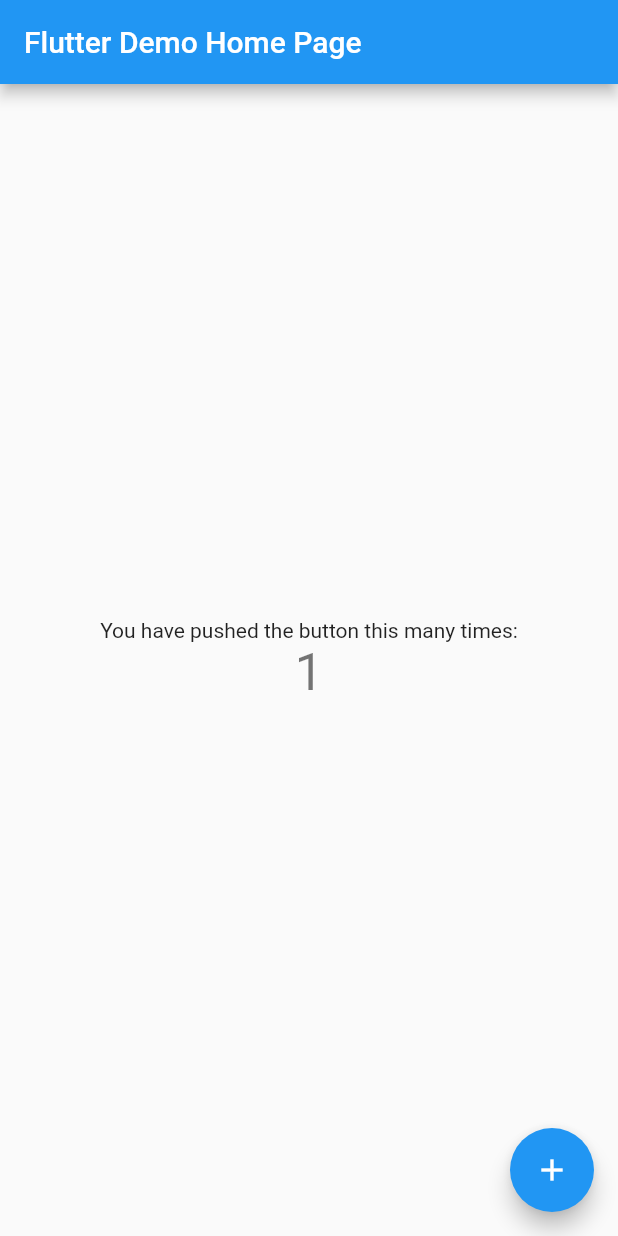
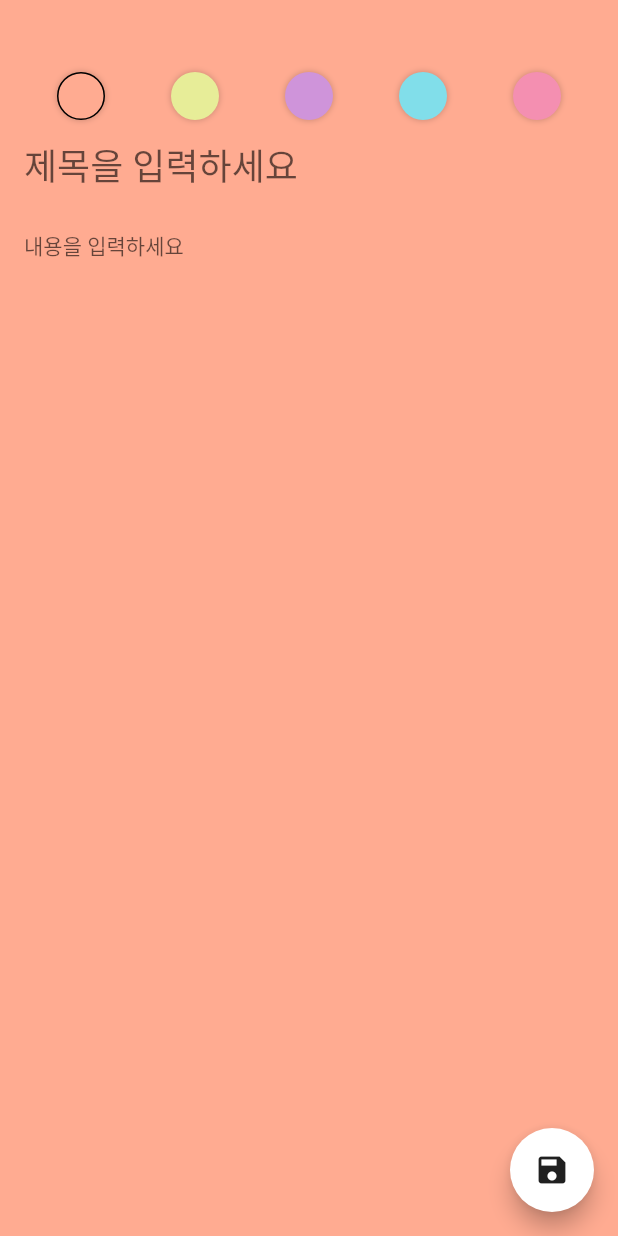
Before and after one commit to ilonelife/flutter_note, a Flutter app: the screen it shows after launch, after a tap on the "add" icon, on a phone screen of 412 x 824 dp. Run offline on Flutter 3.47's test engine with Material 2 defaults, Android fonts, the phone set to English and light mode, and no system bars; our stand-ins replace freezed_annotation, sqflite; accounts and stored records are empty; generated files the repository leaves out were written again.

Commit message:
화면 UI 작성

```diff
--- a/lib/main.dart
+++ b/lib/main.dart
@@ -1,4 +1,6 @@
 import 'package:flutter/material.dart';
+import 'package:flutter_note/presentation/notes/notes_screen.dart';
+import 'package:flutter_note/ui/colors.dart';
 
 void main() {
   runApp(const MyApp());
@@ -13,103 +15,18 @@ class MyApp extends StatelessWidget {
     return MaterialApp(
       title: 'Flutter Demo',
       theme: ThemeData(
-        // This is the theme of your application.
-        //
-        // Try running your application with "flutter run". You'll see the
-        // application has a blue toolbar. Then, without quitting the app, try
-        // changing the primarySwatch below to Colors.green and then invoke
-        // "hot reload" (press "r" in the console where you ran "flutter run",
-        // or simply save your changes to "hot reload" in a Flutter IDE).
-        // Notice that the counter didn't reset back to zero; the application
-        // is not restarted.
-        primarySwatch: Colors.blue,
-      ),
-      home: const MyHomePage(title: 'Flutter Demo Home Page'),
+          primaryColor: Colors.white,
+          backgroundColor: darkGray,
+          canvasColor: darkGray,
+          floatingActionButtonTheme:
+              Theme.of(context).floatingActionButtonTheme.copyWith(
+                    backgroundColor: Colors.white,
+                    foregroundColor: darkGray,
+                  ),
+          appBarTheme: Theme.of(context)
+              .appBarTheme
+              .copyWith(backgroundColor: darkGray)),
+      home: const NotesScreen(),
     );
   }
 }
-
-class MyHomePage extends StatefulWidget {
-  const MyHomePage({Key? key, required this.title}) : super(key: key);
-
-  // This widget is the home page of your application. It is stateful, meaning
-  // that it has a State object (defined below) that contains fields that affect
-  // how it looks.
-
-  // This class is the configuration for the state. It holds the values (in this
-  // case the title) provided by the parent (in this case the App widget) and
-  // used by the build method of the State. Fields in a Widget subclass are
-  // always marked "final".
-
-  final String title;
-
-  @override
-  State<MyHomePage> createState() => _MyHomePageState();
-}
-
-class _MyHomePageState extends State<MyHomePage> {
-  int _counter = 0;
-
-  void _incrementCounter() {
-    setState(() {
-      // This call to setState tells the Flutter framework that something has
-      // changed in this State, which causes it to rerun the build method below
-      // so that the display can reflect the updated values. If we changed
-      // _counter without calling setState(), then the build method would not be
-      // called again, and so nothing would appear to happen.
-      _counter++;
-    });
-  }
-
-  @override
-  Widget build(BuildContext context) {
-    // This method is rerun every time setState is called, for instance as done
-    // by the _incrementCounter method above.
-    //
-    // The Flutter framework has been optimized to make rerunning build methods
-    // fast, so that you can just rebuild anything that needs updating rather
-    // than having to individually change instances of widgets.
-    return Scaffold(
-      appBar: AppBar(
-        // Here we take the value from the MyHomePage object that was created by
-        // the App.build method, and use it to set our appbar title.
-        title: Text(widget.title),
-      ),
-      body: Center(
-        // Center is a layout widget. It takes a single child and positions it
-        // in the middle of the parent.
-        child: Column(
-          // Column is also a layout widget. It takes a list of children and
-          // arranges them vertically. By default, it sizes itself to fit its
-          // children horizontally, and tries to be as tall as its parent.
-          //
-          // Invoke "debug painting" (press "p" in the console, choose the
-          // "Toggle Debug Paint" action from the Flutter Inspector in Android
-          // Studio, or the "Toggle Debug Paint" command in Visual Studio Code)
-          // to see the wireframe for each widget.
-          //
-          // Column has various properties to control how it sizes itself and
-          // how it positions its children. Here we use mainAxisAlignment to
-          // center the children vertically; the main axis here is the vertical
-          // axis because Columns are vertical (the cross axis would be
-          // horizontal).
-          mainAxisAlignment: MainAxisAlignment.center,
-          children: <Widget>[
-            const Text(
-              'You have pushed the button this many times:',
-            ),
-            Text(
-              '$_counter',
-              style: Theme.of(context).textTheme.headline4,
-            ),
-          ],
-        ),
-      ),
-      floatingActionButton: FloatingActionButton(
-        onPressed: _incrementCounter,
-        tooltip: 'Increment',
-        child: const Icon(Icons.add),
-      ), // This trailing comma makes auto-formatting nicer for build methods.
-    );
-  }
-}
--- /dev/null
+++ b/lib/presentation/add_edit_note/add_edit_note_screen.dart
@@ -0,0 +1,119 @@
+import 'package:flutter/material.dart';
+import 'package:flutter_note/ui/colors.dart';
+
+class AddEditNoteScreen extends StatefulWidget {
+  const AddEditNoteScreen({Key? key}) : super(key: key);
+
+  @override
+  State<AddEditNoteScreen> createState() => _AddEditNoteScreenState();
+}
+
+class _AddEditNoteScreenState extends State<AddEditNoteScreen> {
+  final _titleController = TextEditingController();
+  final _contentController = TextEditingController();
+
+  final List<Color> noteColors = [
+    roseBud,
+    primrose,
+    wisteria,
+    skyBlue,
+    illusion,
+  ];
+
+  Color _color = roseBud;
+
+  @override
+  void dispose() {
+    _titleController.dispose();
+    _contentController.dispose();
+    super.dispose();
+  }
+
+  @override
+  Widget build(BuildContext context) {
+    return Scaffold(
+      floatingActionButton: FloatingActionButton(
+        onPressed: () {},
+        child: const Icon(Icons.save),
+      ),
+      body: AnimatedContainer(
+        padding:
+            const EdgeInsets.only(left: 16, right: 16, bottom: 16, top: 48),
+        color: _color,
+        duration: const Duration(milliseconds: 500),
+        child: Column(
+          children: [
+            Row(
+              mainAxisAlignment: MainAxisAlignment.spaceAround,
+              children: noteColors
+                  .map(
+                    (color) => InkWell(
+                      onTap: () {
+                        setState(() {
+                          _color = color;
+                        });
+                      },
+                      child: _buildBackgroundColor(
+                        color: color,
+                        selected: _color == color,
+                      ),
+                    ),
+                  )
+                  .toList(),
+            ),
+            TextField(
+              controller: _titleController,
+              maxLines: 1,
+              style: Theme.of(context)
+                  .textTheme
+                  .headline5!
+                  .copyWith(color: darkGray),
+              decoration: const InputDecoration(
+                hintText: '제목을 입력하세요',
+                border: InputBorder.none,
+              ),
+            ),
+            TextField(
+              controller: _contentController,
+              maxLines: null,
+              style: Theme.of(context)
+                  .textTheme
+                  .bodyText1!
+                  .copyWith(color: darkGray),
+              decoration: const InputDecoration(
+                hintText: '내용을 입력하세요',
+                border: InputBorder.none,
+              ),
+            ),
+          ],
+        ),
+      ),
+    );
+  }
+
+  Widget _buildBackgroundColor({
+    required Color color,
+    required bool selected,
+  }) {
+    return Container(
+      height: 32,
+      width: 32,
+      decoration: BoxDecoration(
+        color: color,
+        shape: BoxShape.circle,
+        boxShadow: [
+          BoxShadow(
+              color: Colors.black.withOpacity(0.2),
+              blurRadius: 3.0,
+              spreadRadius: 0.2),
+        ],
+        border: selected
+            ? Border.all(
+                color: Colors.black,
+                width: 1.0,
+              )
+            : null,
+      ),
+    );
+  }
+}
--- /dev/null
+++ b/lib/presentation/notes/components/note_item.dart
@@ -0,0 +1,63 @@
+import 'package:flutter/material.dart';
+import 'package:flutter_note/domain/model/note.dart';
+import 'package:flutter_note/ui/colors.dart';
+
+class NoteItem extends StatelessWidget {
+  final Note note;
+  final Function? onDeleteTap;
+
+  const NoteItem({Key? key, required this.note, this.onDeleteTap})
+      : super(key: key);
+
+  @override
+  Widget build(BuildContext context) {
+    return Padding(
+      padding: const EdgeInsets.all(8.0),
+      child: Stack(
+        children: [
+          Container(
+            width: double.infinity,
+            padding: const EdgeInsets.all(16.0),
+            decoration: BoxDecoration(
+              borderRadius: BorderRadius.circular(10.0),
+              color: Color(note.color),
+            ),
+            child: Column(
+              crossAxisAlignment: CrossAxisAlignment.start,
+              children: [
+                Text(
+                  note.title,
+                  style: Theme.of(context).textTheme.headline6,
+                  maxLines: 1,
+                  overflow: TextOverflow.ellipsis,
+                ),
+                const SizedBox(
+                  height: 8,
+                ),
+                Text(
+                  note.content,
+                  style: Theme.of(context).textTheme.bodyText1,
+                  maxLines: 3,
+                  overflow: TextOverflow.ellipsis,
+                ),
+              ],
+            ),
+          ),
+          Positioned(
+            bottom: 8,
+            right: 8,
+            child: GestureDetector(
+              onTap: () {
+                onDeleteTap?.call();
+              },
+              child: const Icon(
+                Icons.delete,
+                color: darkGray,
+              ),
+            ),
+          ),
+        ],
+      ),
+    );
+  }
+}
--- /dev/null
+++ b/lib/presentation/notes/notes_screen.dart
@@ -0,0 +1,57 @@
+import 'package:flutter/material.dart';
+import 'package:flutter_note/domain/model/note.dart';
+import 'package:flutter_note/presentation/add_edit_note/add_edit_note_screen.dart';
+import 'package:flutter_note/presentation/notes/components/note_item.dart';
+import 'package:flutter_note/ui/colors.dart';
+
+class NotesScreen extends StatelessWidget {
+  const NotesScreen({Key? key}) : super(key: key);
+
+  @override
+  Widget build(BuildContext context) {
+    return Scaffold(
+      appBar: AppBar(
+        title: const Text(
+          'Your note',
+          style: TextStyle(fontSize: 30.0),
+        ),
+        actions: [
+          IconButton(
+            onPressed: () {},
+            icon: const Icon(Icons.sort),
+          )
+        ],
+        elevation: 0.0,
+      ),
+      floatingActionButton: FloatingActionButton(
+        onPressed: () {
+          Navigator.push(
+            context,
+            MaterialPageRoute(builder: (context) => const AddEditNoteScreen()),
+          );
+        },
+        child: const Icon(Icons.add),
+      ),
+      body: ListView(
+        children: [
+          NoteItem(
+            note: Note(
+              title: 'title1',
+              content: 'content',
+              color: wisteria.value,
+              timestamp: 1,
+            ),
+          ),
+          NoteItem(
+            note: Note(
+              title: 'title2',
+              content: 'content 2',
+              color: skyBlue.value,
+              timestamp: 2,
+            ),
+          ),
+        ],
+      ),
+    );
+  }
+}
--- /dev/null
+++ b/lib/ui/colors.dart
@@ -0,0 +1,10 @@
+import 'dart:ui';
+
+const roseBud = Color(0xFFFFAB91);
+const primrose = Color(0xFFE7ED98);
+const wisteria = Color(0xFFCF94DA);
+const skyBlue = Color(0xFF81DEEA);
+const illusion = Color(0xFFF48FB1);
+
+const darkGray = Color(0xFF202020);
+const lightBlue = Color(0xFFD7E8DE);
```
Also changed, not shown: 1 other file.
